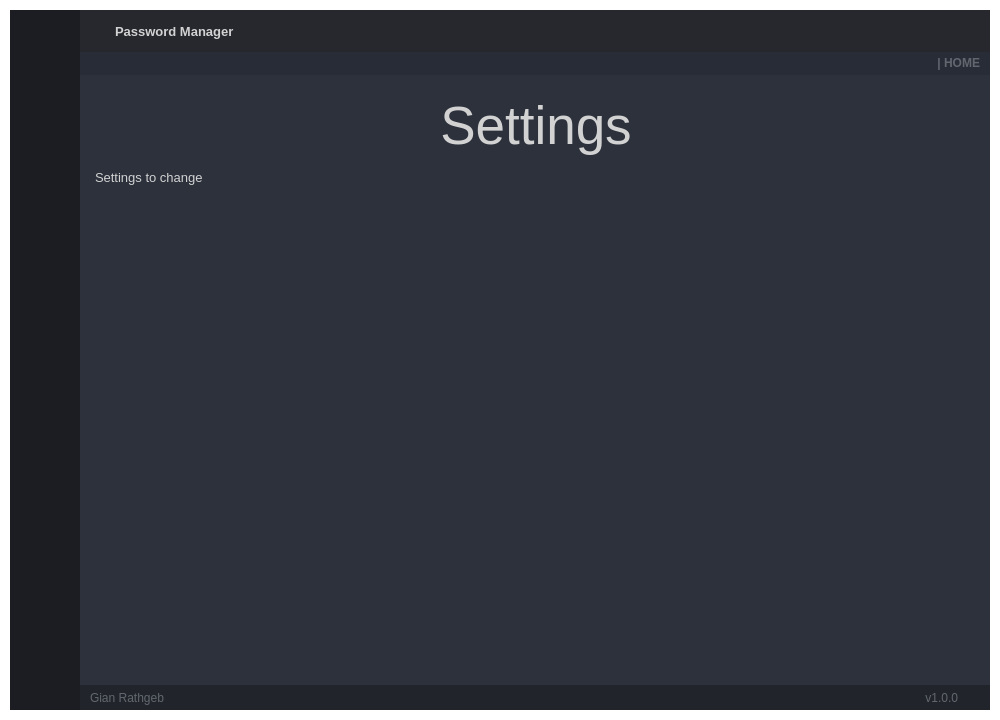
Above: GUI.ui from GianRathgeb/pwManager before the change. Below: the same form after it.
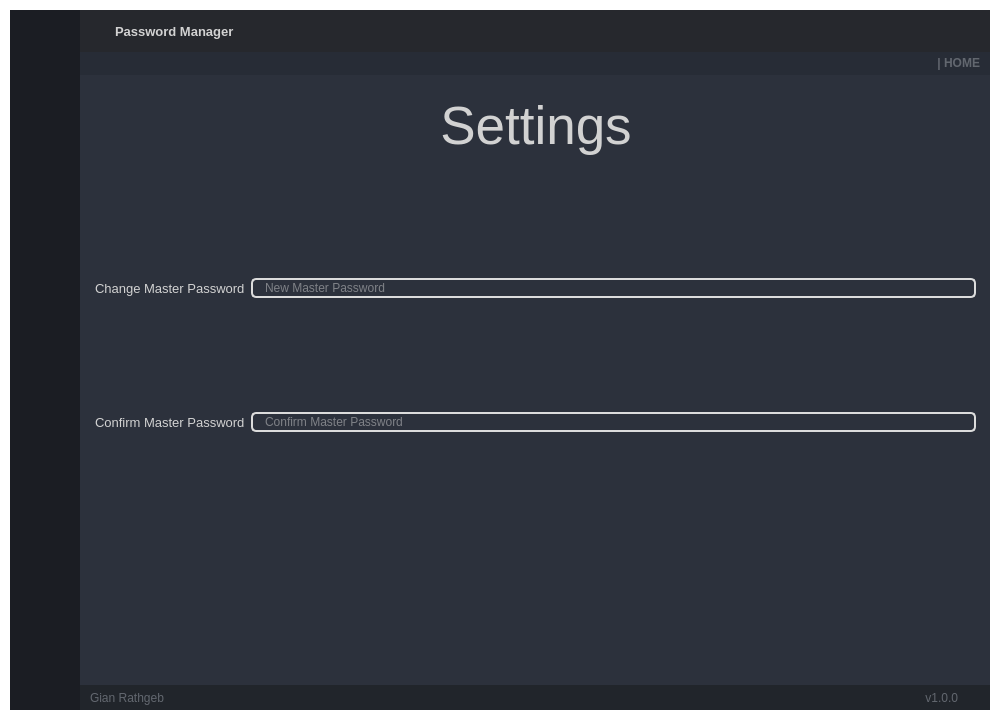
That is the form after the change. Icons and pictures are not drawn.

Commit message: Function to change master pw. Still some problems. Backup file for passwords

```diff
--- a/GUI.ui
+++ b/GUI.ui
@@ -1555,6 +1555,78 @@
                      </rect>
                     </property>
                     <layout class="QGridLayout" name="gridLayout_3">
+                     <item row="0" column="1">
+                      <widget class="QLineEdit" name="txt_new_master_password">
+                       <property name="font">
+                        <font>
+                         <family>Segoe UI</family>
+                        </font>
+                       </property>
+                       <property name="toolTip">
+                        <string>&lt;html&gt;&lt;head/&gt;&lt;body&gt;&lt;p&gt;Change Master Password&lt;/p&gt;&lt;/body&gt;&lt;/html&gt;</string>
+                       </property>
+                       <property name="styleSheet">
+                        <string notr="true">border-color: rgb(220, 220, 220);</string>
+                       </property>
+                       <property name="echoMode">
+                        <enum>QLineEdit::Password</enum>
+                       </property>
+                       <property name="placeholderText">
+                        <string>New Master Password</string>
+                       </property>
+                      </widget>
+                     </item>
+                     <item row="2" column="0">
+                      <widget class="QPushButton" name="btn_apply_new_settings">
+                       <property name="sizePolicy">
+                        <sizepolicy hsizetype="Minimum" vsizetype="Fixed">
+                         <horstretch>0</horstretch>
+                         <verstretch>0</verstretch>
+                        </sizepolicy>
+                       </property>
+                       <property name="minimumSize">
+                        <size>
+                         <width>0</width>
+                         <height>15</height>
+                        </size>
+                       </property>
+                       <property name="font">
+                        <font>
+                         <family>Segoe UI</family>
+                        </font>
+                       </property>
+                       <property name="toolTip">
+                        <string>&lt;html&gt;&lt;head/&gt;&lt;body&gt;&lt;p&gt;New Password&lt;/p&gt;&lt;/body&gt;&lt;/html&gt;</string>
+                       </property>
+                       <property name="layoutDirection">
+                        <enum>Qt::LeftToRight</enum>
+                       </property>
+                       <property name="styleSheet">
+                        <string notr="true">QPushButton {
+	background-image: url(:/16x16/icons/16x16/cil-check-alt.png);
+	background-position: center;
+	background-repeat: no-reperat;
+	border: none;
+	background-color: rgb(27, 29, 35, 0);
+}
+QPushButton:hover {
+	background-color: rgb(33, 37, 43);
+}
+QPushButton:pressed {	
+	background-color: rgb(85, 170, 255);
+}</string>
+                       </property>
+                       <property name="text">
+                        <string/>
+                       </property>
+                       <property name="autoDefault">
+                        <bool>true</bool>
+                       </property>
+                       <property name="default">
+                        <bool>false</bool>
+                       </property>
+                      </widget>
+                     </item>
                      <item row="0" column="0">
                       <widget class="QLabel" name="label_9">
                        <property name="sizePolicy">
@@ -1570,22 +1642,49 @@
                         </font>
                        </property>
                        <property name="text">
-                        <string>Settings to change</string>
+                        <string>Change Master Password</string>
                        </property>
                       </widget>
                      </item>
                      <item row="1" column="0">
-                      <spacer name="verticalSpacer_5">
-                       <property name="orientation">
-                        <enum>Qt::Vertical</enum>
+                      <widget class="QLabel" name="label_11">
+                       <property name="sizePolicy">
+                        <sizepolicy hsizetype="Preferred" vsizetype="Preferred">
+                         <horstretch>0</horstretch>
+                         <verstretch>0</verstretch>
+                        </sizepolicy>
                        </property>
-                       <property name="sizeHint" stdset="0">
-                        <size>
-                         <width>20</width>
-                         <height>40</height>
-                        </size>
+                       <property name="font">
+                        <font>
+                         <family>Segoe UI</family>
+                         <pointsize>10</pointsize>
+                        </font>
                        </property>
-                      </spacer>
+                       <property name="text">
+                        <string>Confirm Master Password</string>
+                       </property>
+                      </widget>
+                     </item>
+                     <item row="1" column="1">
+                      <widget class="QLineEdit" name="txt_confirm_new_master">
+                       <property name="font">
+                        <font>
+                         <family>Segoe UI</family>
+                        </font>
+                       </property>
+                       <property name="toolTip">
+                        <string>&lt;html&gt;&lt;head/&gt;&lt;body&gt;&lt;p&gt;Confirm Master Password&lt;/p&gt;&lt;/body&gt;&lt;/html&gt;</string>
+                       </property>
+                       <property name="styleSheet">
+                        <string notr="true">border-color: rgb(220, 220, 220);</string>
+                       </property>
+                       <property name="echoMode">
+                        <enum>QLineEdit::Password</enum>
+                       </property>
+                       <property name="placeholderText">
+                        <string>Confirm Master Password</string>
+                       </property>
+                      </widget>
                      </item>
                     </layout>
                    </widget>
```
Left out of the diff: 3 changed lines with no effect on the pictures. The commit also changes 6 other files.
